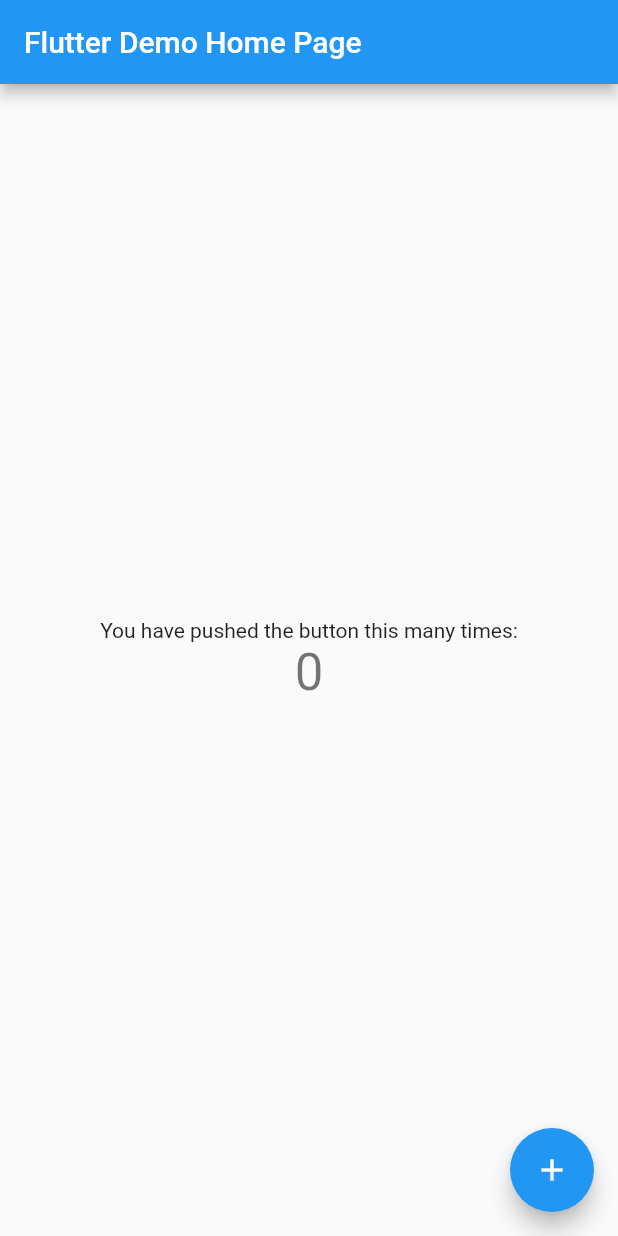
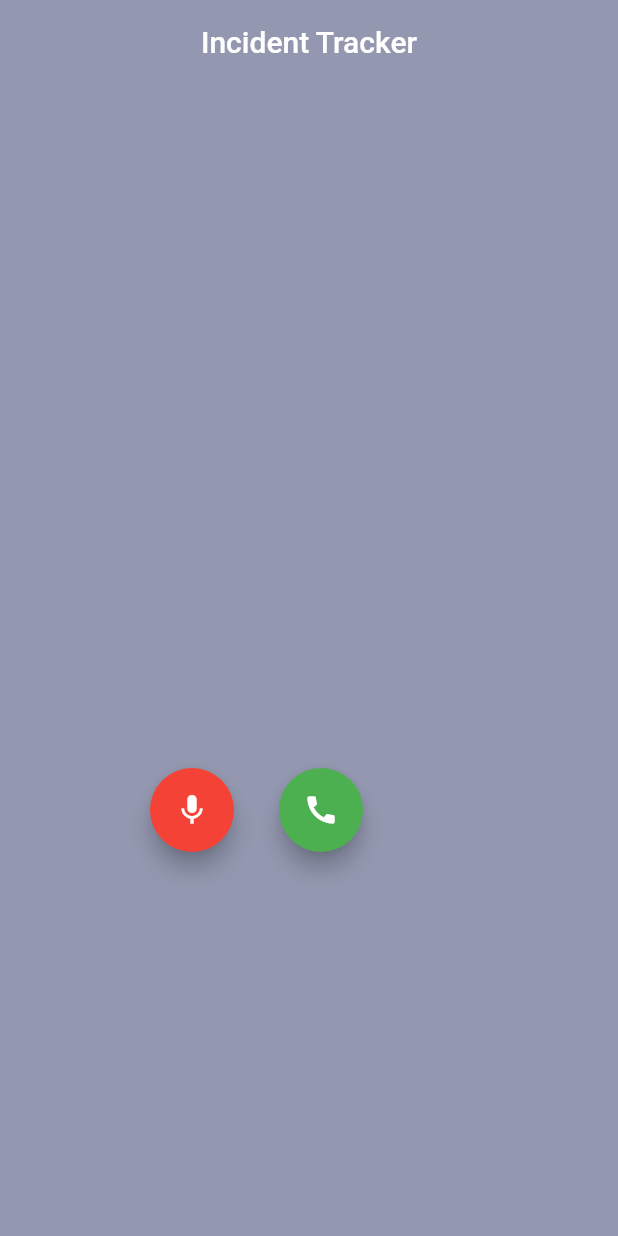
Before and after one commit to Daniel-TheProgrammer/Incident-report-app, a Flutter app: the screen it shows after launch, on a phone screen of 412 x 824 dp. Run offline on Flutter 3.47's test engine with Material 2 defaults, Android fonts, the phone set to English and light mode, and no system bars; our stand-ins replace url_launcher_web.

Commit message:
first commit

```diff
--- a/lib/main.dart
+++ b/lib/main.dart
@@ -1,4 +1,7 @@
 import 'package:flutter/material.dart';
+import 'package:trackerincident/call.dart';
+import 'package:trackerincident/video.dart';
+import 'package:url_launcher/url_launcher.dart';
 
 void main() {
   runApp(MyApp());
@@ -11,11 +14,18 @@ class MyApp extends StatelessWidget {
     return MaterialApp(
       title: 'Flutter Demo',
       theme: ThemeData(
-
-
+        // This is the theme of your application.
+        //
+        // Try running your application with "flutter run". You'll see the
+        // application has a blue toolbar. Then, without quitting the app, try
+        // changing the primarySwatch below to Colors.green and then invoke
+        // "hot reload" (press "r" in the console where you ran "flutter run",
+        // or simply save your changes to "hot reload" in a Flutter IDE).
+        // Notice that the counter didn't reset back to zero; the application
+        // is not restarted.
         primarySwatch: Colors.blue,
       ),
-      home: MyHomePage(title: 'Flutter Demo Home Page'),
+      home: MyHomePage(title: 'Incident Tracker'),
     );
   }
 }
@@ -39,68 +49,65 @@ class MyHomePage extends StatefulWidget {
 }
 
 class _MyHomePageState extends State<MyHomePage> {
-  int _counter = 0;
-
-  void _incrementCounter() {
-    setState(() {
-      // This call to setState tells the Flutter framework that something has
-      // changed in this State, which causes it to rerun the build method below
-      // so that the display can reflect the updated values. If we changed
-      // _counter without calling setState(), then the build method would not be
-      // called again, and so nothing would appear to happen.
-      _counter++;
-    });
-  }
-
+  var recording= false;
   @override
   Widget build(BuildContext context) {
-    // This method is rerun every time setState is called, for instance as done
-    // by the _incrementCounter method above.
-    //
-    // The Flutter framework has been optimized to make rerunning build methods
-    // fast, so that you can just rebuild anything that needs updating rather
-    // than having to individually change instances of widgets.
     return Scaffold(
+        backgroundColor: Color(0x6f081349),
         appBar: AppBar(
-        // Here we take the value from the MyHomePage object that was created by
-        // the App.build method, and use it to set our appbar title.
-        title: Text(widget.title),
+          backgroundColor: Colors.transparent,
+          shadowColor: Colors.transparent,
+          title: Center(child: Text(widget.title)),
         ),
         body: Center(
-        // Center is a layout widget. It takes a single child and positions it
-        // in the middle of the parent.
             child: Column(
-          // Column is also a layout widget. It takes a list of children and
-          // arranges them vertically. By default, it sizes itself to fit its
-          // children horizontally, and tries to be as tall as its parent.
-          //
-          // Invoke "debug painting" (press "p" in the console, choose the
-          // "Toggle Debug Paint" action from the Flutter Inspector in Android
-          // Studio, or the "Toggle Debug Paint" command in Visual Studio Code)
-          // to see the wireframe for each widget.
-          //
-          // Column has various properties to control how it sizes itself and
-          // how it positions its children. Here we use mainAxisAlignment to
-          // center the children vertically; the main axis here is the vertical
-          // axis because Columns are vertical (the cross axis would be
-          // horizontal).
                 mainAxisAlignment: MainAxisAlignment.center,
                 children: <Widget>[
-            Text(
-              'You have pushed the button this many times:',
+              Padding(
+                padding: const EdgeInsets.only(left: 100.0, top: 200),
+                child: Row(
+                  children: [
+                    FloatingActionButton(
+                      backgroundColor:Colors.red,
+                        onPressed: () {
+                          showDialog(
+                              context: context,
+                              builder: (context) => AlertDialog(
+                                    title: Text("Location Enable"),
+                                    content: Text("are you Sure to enable"),
+                                    actions: [
+                                      TextButton(
+                                          onPressed: () {
+                                            Navigator.of(context).pop();
+                                          },
+                                          child: Text("cancel")),
+                                      TextButton(
+                                          onPressed: () {
+                                            Navigator.of(context).pop();
+                                          },
+                                          child: Text("Ok")),
+                                    ],
+                                  ));
+                        },
+                        child: Icon(Icons.mic)
+                        // style: ElevatedButton.styleFrom(  primary: Color(0xffee06cc),
+                        //   shape: RoundedRectangleBorder(
+                        //       borderRadius: BorderRadius.all(Radius.circular(20))),
+
                         ),
-            Text(
-              '$_counter',
-              style: Theme.of(context).textTheme.headline4,
+                    SizedBox(
+                      width: 30,
+                    ),
+                    FloatingActionButton(
+                        backgroundColor:Colors.green,
+                      onPressed: () {
+                        launch('9110');
+                      },
+                        child: Icon(Icons.call)
                     ),
                   ],
                 ),
-      ),
-      floatingActionButton: FloatingActionButton(
-        onPressed: _incrementCounter,
-        tooltip: 'Increment',
-        child: Icon(Icons.add),
-      ), // This trailing comma makes auto-formatting nicer for build methods.
-    );
+              )
+            ])));
   }
 }
```
Also changed, not shown: lib/call.dart (added, +58 -0 lines), lib/generated_plugin_registrant.dart (added, +15 -0 lines), lib/video.dart (added, +16 -0 lines), pubspec.yaml (+4 -4 lines), pubspec.lock, 41 other files. Lines whose indentation alone changed are shown as unchanged.
